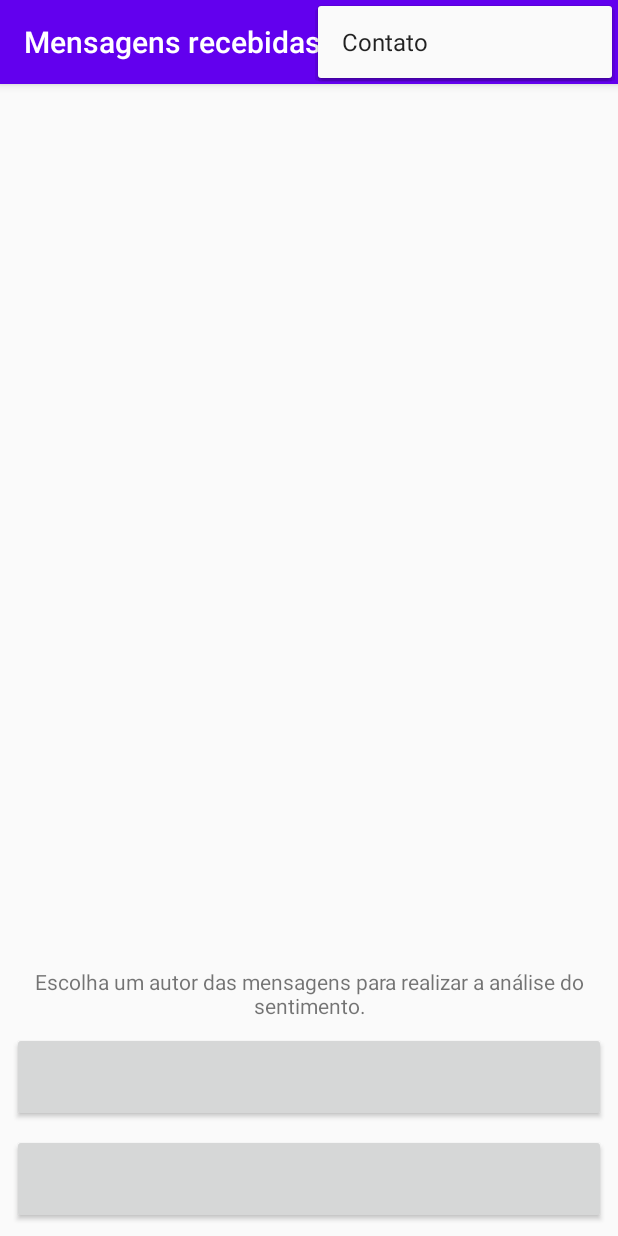
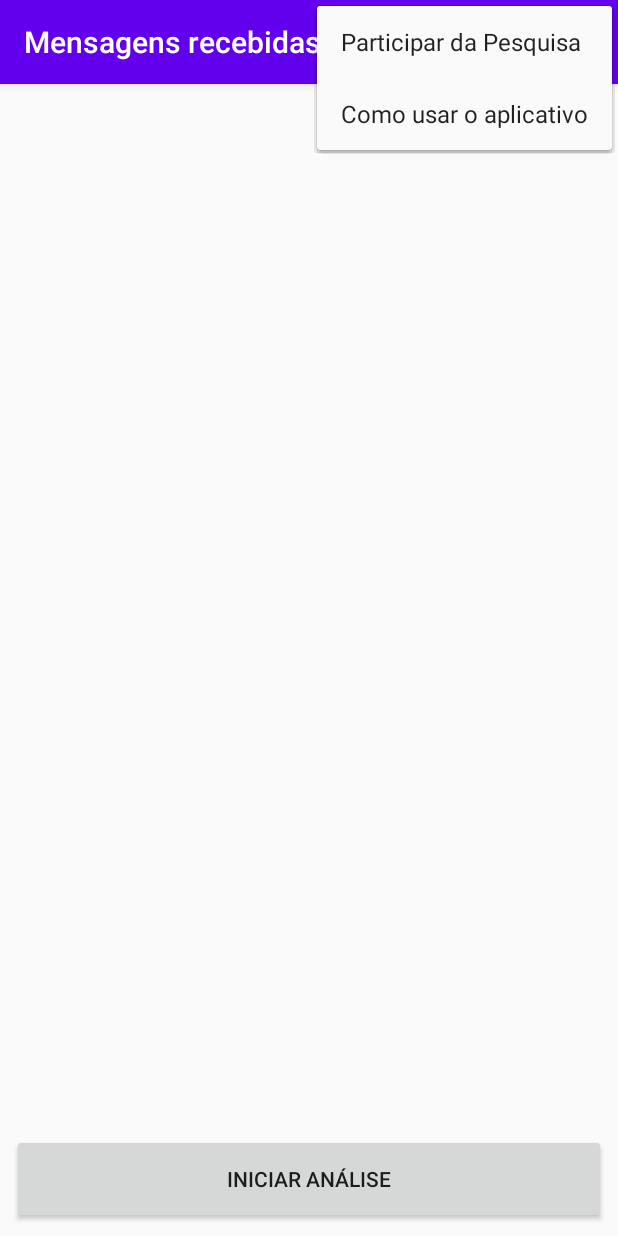
Before and after one commit to jeffersoncsilva/uni_sentiment, an Android app: the RecebeConversaExportadaActivity screen opened directly, with no data from a screen before it, with the options menu open, on a phone screen of 412 x 824 dp. Run offline under Robolectric (Android 15) with nearby library versions, the phone set to English and light mode, and no system bars.

```diff
--- a/app/src/main/java/com/projetos/redes/adapters/MostraMensagensAdapter.java
+++ b/app/src/main/java/com/projetos/redes/adapters/MostraMensagensAdapter.java
@@ -17,6 +17,15 @@ import java.util.List;
 
 public class MostraMensagensAdapter extends RecyclerView.Adapter<MostraMensagensAdapter.MensagensUsuarioHolder> {
     private List<MensagemUsuario> mensagens;
+    private List<MensagemUsuario> autores;
+
+    public List<MensagemUsuario> getAutores() {
+        return autores;
+    }
+
+    public void setAutores(List<MensagemUsuario> autores) {
+        this.autores = autores;
+    }
 
     public List<MensagemUsuario> getMensagens() {
         return mensagens;
--- a/app/src/main/java/com/projetos/redes/adapters/UsoDeInternetAdapter.java
+++ b/app/src/main/java/com/projetos/redes/adapters/UsoDeInternetAdapter.java
@@ -41,14 +41,14 @@ public class UsoDeInternetAdapter extends RecyclerView.Adapter<UsoDeInternetAdap
         h.dt_fim.setText(String.format(c.getString(R.string.dt_fim), nu.getFim().toString()));
         long wifi = nu.getConsumo().getWifi();
         long mobile = nu.getConsumo().getMobile();
-        if(position >= 1){
+        /*if(position >= 1){
             UsoDeInternet n = data.get(position-1);
             wifi -= n.getConsumo().getWifi();
             mobile -= n.getConsumo().getMobile();
-        }
+        }*/
         h.tx_wifi.setText(String.format(c.getString(R.string.tx_wifi), convertMb(wifi)));
         h.tx_mobile.setText(String.format(c.getString(R.string.tx_mobile), convertMb(mobile)));
-        h.tx_total.setText(String.format("%s%s",c.getString(R.string.tx_total),convertMb(wifi+mobile)));
+        h.tx_total.setText(String.format(c.getString(R.string.tx_total),convertMb(wifi+mobile)));
     }
 
     @Override
--- a/app/src/main/java/com/projetos/redes/task/CarregaMensagensIntentTask.java
+++ b/app/src/main/java/com/projetos/redes/task/CarregaMensagensIntentTask.java
@@ -27,32 +27,29 @@ public class CarregaMensagensIntentTask  extends AsyncTask<Void, Void, Void> {
     private String TAG = "MsgTask";
     private Intent intent;
     private List<MensagemUsuario> mensagens;
+    private List<MensagemUsuario> autores;
     private ProgressBar pBarCarregando;
-    private Button autor1;
-    private Button autor2;
+    private Button iniciarLexico;
     private RecyclerView rcMensagens;
     private MostraMensagensAdapter adapter;
     private Context mContext;
-    private String[] autores;
 
-    public CarregaMensagensIntentTask(Intent in, Context context, ProgressBar pBarCarregando, Button autor1, Button autor2, RecyclerView rc, MostraMensagensAdapter adp){
+    public CarregaMensagensIntentTask(Intent in, Context context, ProgressBar pBarCarregando, Button iniciarLexico, RecyclerView rc, MostraMensagensAdapter adp){
         this.intent = in;
         this.mContext = context;
         this.pBarCarregando = pBarCarregando;
-        this.autor1 = autor1;
-        this.autor2 = autor2;
+        this.iniciarLexico = iniciarLexico;
         this.rcMensagens = rc;
         this.adapter = adp;
         this.mensagens = new ArrayList<>();
-        autores = new String[2];
+        this.autores = new ArrayList<>();
     }
 
     @Override
     protected void onPreExecute() {
         super.onPreExecute();
         pBarCarregando.setVisibility(View.VISIBLE);
-        autor1.setVisibility(View.GONE);
-        autor2.setVisibility(View.GONE);
+        iniciarLexico.setVisibility(View.GONE);
     }
 
     @Override
@@ -71,9 +68,11 @@ public class CarregaMensagensIntentTask  extends AsyncTask<Void, Void, Void> {
                     if(p2 < 0)
                         continue;
                     String dt = str.substring(0, p1);
-                    String au = str.substring(p1, p2);
+                    String au = str.substring(p1, p2).replaceAll("-", "");
                     String mg = str.substring(++p2);
                     MensagemUsuario msg = new MensagemUsuario(new Data(dt), au, mg);
+                    if(!autores.contains(msg))
+                        autores.add(msg);
                     mensagens.add(msg);
                 }
             }
@@ -82,7 +81,6 @@ public class CarregaMensagensIntentTask  extends AsyncTask<Void, Void, Void> {
             Log.e(TAG, "ERRO: " + e.getMessage()+"\n");
             Log.e(TAG, "toString(): "+e.toString()+"\n");
         }
-        autores = pegarAutoresMensagens();
         return null;
     }
 
@@ -91,26 +89,10 @@ public class CarregaMensagensIntentTask  extends AsyncTask<Void, Void, Void> {
         super.onPostExecute(aVoid);
         pBarCarregando.setVisibility(View.GONE);
         adapter.setMensagens(mensagens);
+        adapter.setAutores(autores);
         adapter.notifyDataSetChanged();
         rcMensagens.setVisibility(View.VISIBLE);
-        autor1.setText(autores[0]);
-        autor1.setVisibility(View.VISIBLE);
-        autor2.setText(autores[1]);
-        autor2.setVisibility(View.VISIBLE);
+        iniciarLexico.setVisibility(View.VISIBLE);
     }
 
-    private String[] pegarAutoresMensagens(){
-        String[] nomes = new String[2];
-        boolean naoEncontrouNomesDiferentes = true;
-        for(int i = 0; i < mensagens.size(); i++){
-            if(i+1 < mensagens.size() && naoEncontrouNomesDiferentes){
-                if(!mensagens.get(i).getAutor().equals(mensagens.get(i+1).getAutor())){
-                    nomes[0] = mensagens.get(i).getAutor();
-                    nomes[1] = mensagens.get(i+1).getAutor();
-                    naoEncontrouNomesDiferentes = false;
-                }
-            }
-        }
-        return nomes;
-    }
 }
--- a/app/src/main/java/com/projetos/redes/task/SendMailTask.java
+++ b/app/src/main/java/com/projetos/redes/task/SendMailTask.java
@@ -54,6 +54,12 @@ public class SendMailTask extends AsyncTask<Void, Void, Void> {
         return null;
     }
 
+    @Override
+    protected void onPostExecute(Void aVoid) {
+        super.onPostExecute(aVoid);
+        Toast.makeText(mContext, "Mensagem enviada!", Toast.LENGTH_SHORT).show();
+    }
+
     private String[] toStringArray(JSONArray array) throws JSONException{
         String[] arr = new String[array.length()];
         for(int i = 0; i < array.length(); i++)
--- a/app/src/main/java/com/projetos/redes/utilidades/Data.java
+++ b/app/src/main/java/com/projetos/redes/utilidades/Data.java
@@ -9,6 +9,10 @@ import java.util.Date;
 public class Data {
     public static final String DATA_SEM_HORAS = "dd/MM/yy";
     private final Date date;
+
+    public Data(long tempo){
+        this.date = new Date(tempo);
+    }
 
     public Data(Date d){
         this.date = d;
--- a/app/src/main/res/layout/activity_recebe_conversa_exportada_whatsapp.xml
+++ b/app/src/main/res/layout/activity_recebe_conversa_exportada_whatsapp.xml
@@ -1,6 +1,7 @@
 <?xml version="1.0" encoding="utf-8"?>
 <androidx.constraintlayout.widget.ConstraintLayout xmlns:android="http://schemas.android.com/apk/res/android"
     xmlns:app="http://schemas.android.com/apk/res-auto"
+    xmlns:tools="http://schemas.android.com/tools"
     android:layout_width="match_parent"
     android:layout_height="match_parent"
     android:orientation="vertical">
@@ -15,12 +16,13 @@
         app:layout_constraintTop_toTopOf="parent" />
 
     <Button
-        android:id="@+id/btAutor1"
+        android:id="@+id/btIniciaAnalise"
         android:layout_width="0dp"
         android:layout_height="60dp"
         android:layout_marginStart="8dp"
         android:layout_marginEnd="8dp"
         android:layout_marginBottom="8dp"
+        android:text="@string/btIniciaAnalize"
         app:layout_constraintBottom_toBottomOf="parent"
         app:layout_constraintEnd_toEndOf="parent"
         app:layout_constraintStart_toStartOf="parent" />
@@ -32,35 +34,11 @@
         android:layout_marginStart="8dp"
         android:layout_marginTop="8dp"
         android:layout_marginEnd="8dp"
-        android:layout_marginBottom="8dp"
-        app:layout_constraintBottom_toTopOf="@+id/tvInstrucao"
+        android:layout_marginBottom="16dp"
+        app:layout_constraintBottom_toTopOf="@+id/btIniciaAnalise"
         app:layout_constraintEnd_toEndOf="parent"
         app:layout_constraintStart_toStartOf="parent"
         app:layout_constraintTop_toTopOf="parent" />
 
-    <Button
-        android:id="@+id/btAutor2"
-        android:layout_width="0dp"
-        android:layout_height="60dp"
-        android:layout_marginStart="8dp"
-        android:layout_marginEnd="8dp"
-        android:layout_marginBottom="8dp"
-        app:layout_constraintBottom_toTopOf="@+id/btAutor1"
-        app:layout_constraintEnd_toEndOf="parent"
-        app:layout_constraintStart_toStartOf="parent" />
-
-    <TextView
-        android:id="@+id/tvInstrucao"
-        android:layout_width="0dp"
-        android:layout_height="wrap_content"
-        android:layout_marginStart="8dp"
-        android:layout_marginEnd="8dp"
-        android:layout_marginBottom="8dp"
-        android:text="@string/instrucao_autor"
-        android:textAlignment="center"
-        app:layout_constraintBottom_toTopOf="@+id/btAutor2"
-        app:layout_constraintEnd_toEndOf="parent"
-        app:layout_constraintStart_toStartOf="parent" />
-
 
 </androidx.constraintlayout.widget.ConstraintLayout>
--- a/app/src/main/res/menu/help.xml
+++ b/app/src/main/res/menu/help.xml
@@ -12,4 +12,7 @@
         android:title="@string/ic_contato_menu"
         android:icon="@android:drawable/ic_menu_help"
         app:showAsAction="collapseActionView" />
+    <item android:id="@+id/tutorial"
+        android:title="@string/tutorial"
+        app:showAsAction="collapseActionView" />
 </menu>
--- a/app/src/main/res/values/strings.xml
+++ b/app/src/main/res/values/strings.xml
@@ -39,8 +39,8 @@
     <string name="tx_wifi">Wifi: %s.</string>
     <string name="tx_mobile">Mobile: %s.</string>
     <string name="tx_total">Total: %s</string>
-    <string name="dt_fim">Data: %s</string>
-    <string name="dt_inicio">Data: %s</string>
+    <string name="dt_fim">Fim: %s</string>
+    <string name="dt_inicio">Inicio: %s</string>
 
     <!-- Nomes activity lexico_result -->
     <string name="tx_lexico_desc">Frases processadas pelo léxico.</string>
@@ -54,17 +54,16 @@
     </string>
 
     <string name="bt_ajuda_aplicativo">Sobre Aplicativo</string>
-    <string name="instrucao_autor">Escolha um autor das mensagens para realizar a análise do sentimento.</string>
+    <string name="escolha_nome">Escolha seu nome abaixo:</string>
     <string name="btAjudaAplicativo">
-    Esse aplicativo foi desenvolvido para poder realizar análise léxica das mensagens enviadas pelo WhatsApp.
-        Capturar quantidade de trafego de dados recebidos/transmitidos.
-        capturar dados sobre a quantidade de internet utilizada no dispositivo no horário estipulado pela captura
-        de mensagens e então poder traçar um perfil que relaciona o sentimento do usuário em Positivo e Negativo e
+        Esse aplicativo foi desenvolvido para poder realizar análise léxica das mensagens enviadas pelo WhatsApp.
+        Capturar quantidade de trafego de dados recebidos/transmitidos no horário e intervalo estipulado pelo usuário,
+        e então poder traçar um perfil que relaciona o sentimento do usuário em Positivo e Negativo e
         o seu consumo de internet.
     </string>
 
     <string name="ic_help_menu">Ajuda</string>
-    <string name="ic_contato_menu">Contato</string>
+    <string name="ic_contato_menu">Participar da Pesquisa</string>
     <string name="contato_descricao">Caso queira entrar em contato para participar da pesquisa, envie um email para nós!</string>
     <string name="bt_contato">Enviar Email</string>
     <string name="contato_participar">
@@ -81,4 +80,8 @@
         finalizar sera levado a tela inicial da aplicação, onde poderá ver os resultados da análise, ver seu consumo
         de internet no período das mensagens (baseado na data de envio de cada mensagem) e poder enviar os resultados para análise.
     </string>
+
+    <string name="btIniciaAnalize">Iniciar Análise</string>
+    <string name="tutorial">Como usar o aplicativo</string>
+    <string name="tempo_execucao">Selecione o tempo de captura dos dados de internet.</string>
 </resources>
```
Also changed, not shown: app/src/main/java/com/projetos/redes/Lexico.java (+19 -26 lines), app/src/main/java/com/projetos/redes/activities/RecebeConversaExportadaActivity.java (+105 -32 lines), app/src/main/java/com/projetos/redes/activities/ResultadoFinalActivity.java (+6 -2 lines), app/src/main/java/com/projetos/redes/bd/BancoDeDados.java (+7 -3 lines), app/src/main/java/com/projetos/redes/modelos/MensagemUsuario.java (+14 -0 lines), app/src/main/java/com/projetos/redes/modelos/ResultadoFinalLexico.java (+13 -7 lines), app/src/main/java/com/projetos/redes/modelos/UsoDeInternet.java (+7 -3 lines), app/src/main/java/com/projetos/redes/services/BuscadorConsumoInternet.java (+15 -3 lines).
